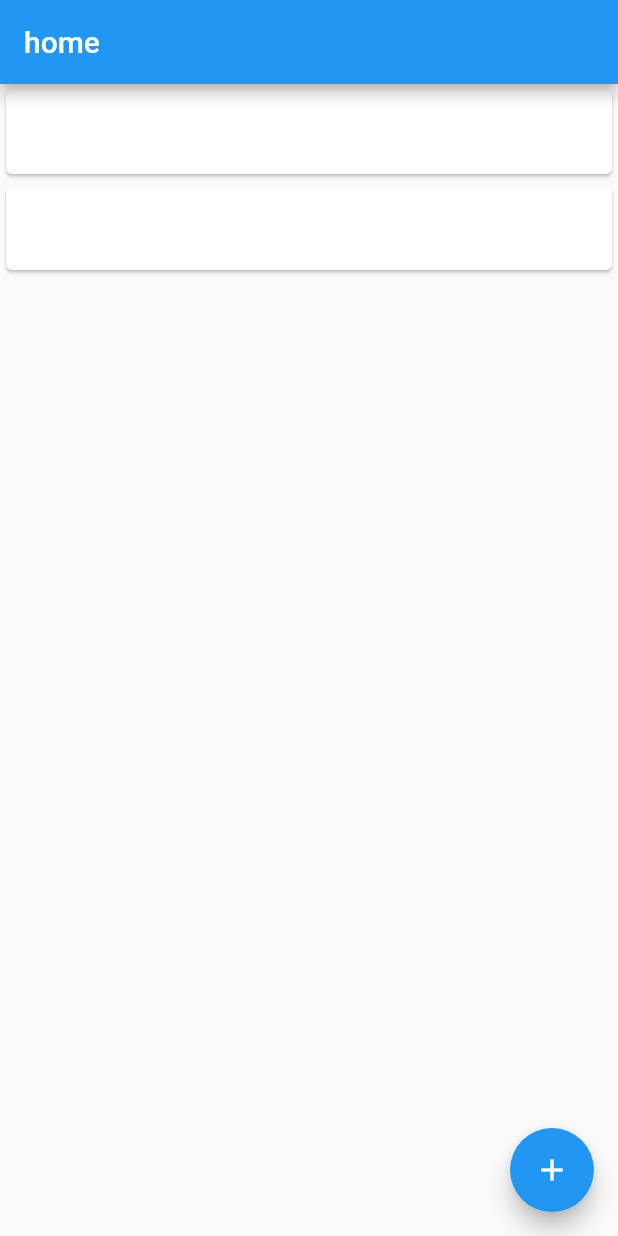
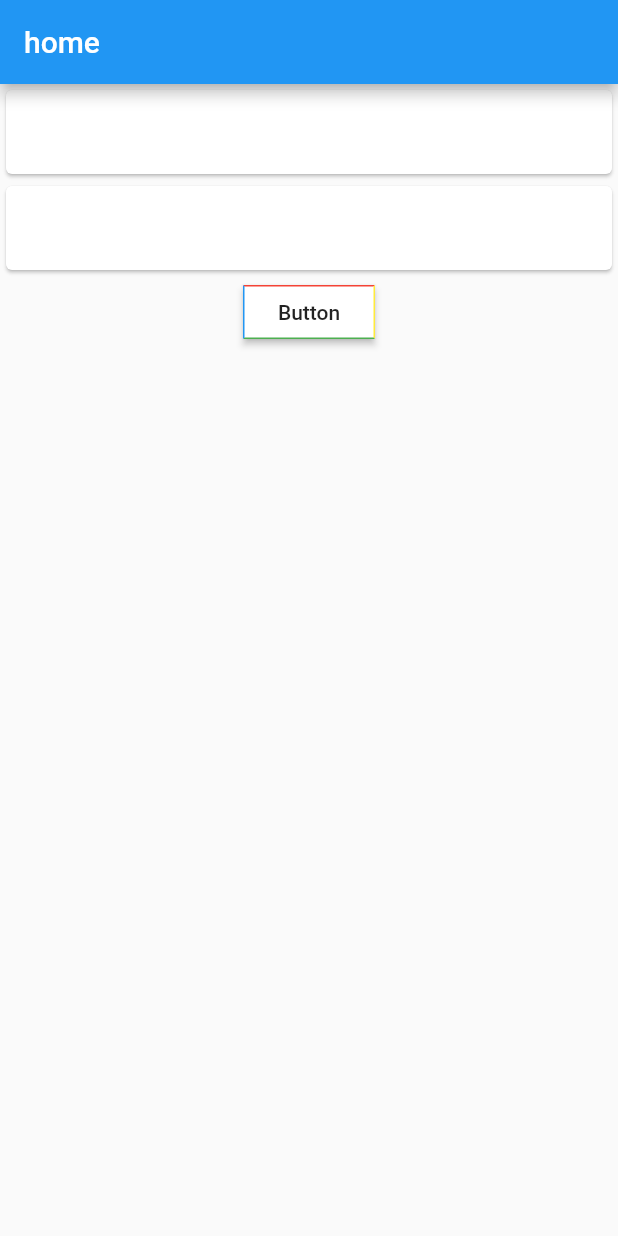
Before and after one commit to kaytaka0/gymnote, a Flutter app: the screen it shows after launch, on a phone screen of 412 x 824 dp. Run offline on Flutter 3.47's test engine with Material 2 defaults, Android fonts, the phone set to English and light mode, and no system bars; our stand-ins replace location.

Commit message:
ボタン変更

```diff
--- a/lib/main.dart
+++ b/lib/main.dart
@@ -83,33 +83,45 @@ class _MyHomePageState extends State<MyHomePage> {
               title: Text(_text2),
             ),
           ),
-        ],
+          Container(
+            child: Center(
+              child: RaisedButton(
+                child: Text("Button"),
+                color: Colors.white,
+                shape: Border(
+                  top: BorderSide(color: Colors.red),
+                  left: BorderSide(color: Colors.blue),
+                  right: BorderSide(color: Colors.yellow),
+                  bottom: BorderSide(color: Colors.green),
                 ),
-      floatingActionButton: FloatingActionButton(
                 onPressed: () async {
                   bool isGetLocation = await checkLocation();
                   if (isGetLocation) {
                     Location location = new Location();
                     LocationData currentLocation = await location.getLocation();
-            print(currentLocation.latitude);
 
                     LocationData gymLocation = new LocationData.fromMap({
                       'latitude': 34.84173822491373,
                       'longitude': 135.49867778891553,
                     });
                     // 小数第三位まで一致していればOKとする
-            bool latEq =
-                (currentLocation.latitude - gymLocation.latitude) < 10e-4;
-            bool lonEq =
-                (currentLocation.longitude - gymLocation.longitude) < 10e-4;
+                    bool isEqual =
+                        (currentLocation.latitude - gymLocation.latitude)
+                                    .abs() <
+                                10e-3 &&
+                            (currentLocation.longitude - gymLocation.longitude)
+                                    .abs() <
+                                10e-3;
 
-            _changeText((latEq && lonEq).toString());
+                    _changeText("${isEqual.toString()}");
                     _changeText2(
                         "lat:${currentLocation.latitude}\n lon:${currentLocation.longitude}\n GYM\n lat:${gymLocation.latitude}\n lon:${gymLocation.longitude}");
                   }
                 },
-        tooltip: 'Increment',
-        child: Icon(Icons.add),
+              ),
+            ),
+          ),
+        ],
       ),
     );
   }
```
Also changed, not shown: 1 other file. Lines whose indentation alone changed are shown as unchanged.
